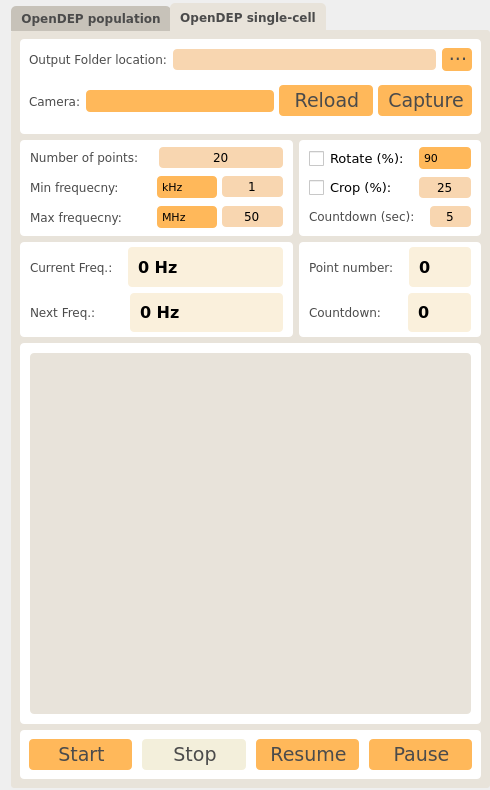
First picture: the form in ui/live_capture.ui, repository IoanTivig/OpenDEP_Compute, before the edit.
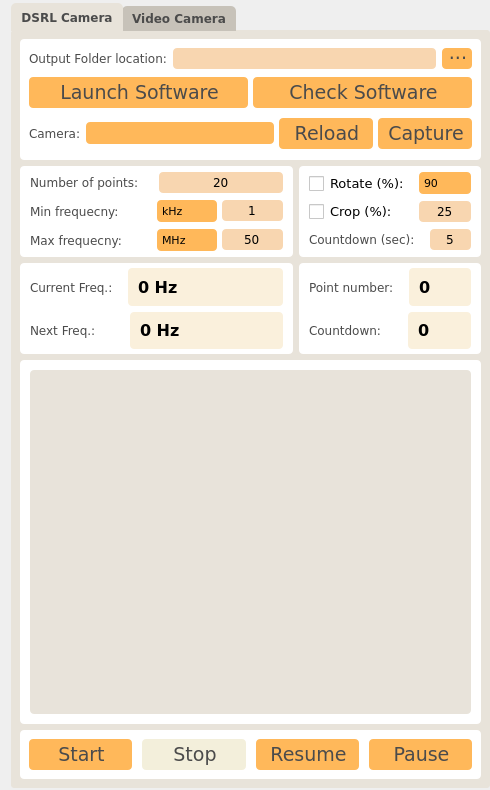
Second picture: the form after the edit. Icons and pictures are not drawn. Custom widgets are drawn as their Qt base class.

Commit message: OpenDEP v1.4.1 Worked on image aquisition module. Enjoy!

Diff of the .ui file:
```diff
--- a/ui/live_capture.ui
+++ b/ui/live_capture.ui
@@ -37,6 +37,9 @@
    </property>
    <item>
     <widget class="QTabWidget" name="qtvar_convertImages_convertTabs">
+     <property name="enabled">
+      <bool>true</bool>
+     </property>
      <property name="font">
       <font>
        <family>Verdana</family>
@@ -146,25 +149,9 @@
      <property name="currentIndex">
       <number>1</number>
      </property>
-     <widget class="QWidget" name="OpenDEPpopulation_tab">
-      <attribute name="title">
-       <string>OpenDEP population</string>
-      </attribute>
-      <layout class="QVBoxLayout" name="verticalLayout_17" stretch="0">
-       <item>
-        <widget class="QFrame" name="verticalFrame_3">
-         <property name="styleSheet">
-          <string notr="true">background-color: rgb(255, 255, 255);
-border-radius: 4px;</string>
-         </property>
-         <layout class="QVBoxLayout" name="verticalLayout_14"/>
-        </widget>
-       </item>
-      </layout>
-     </widget>
      <widget class="QWidget" name="OpenDEPsinglecell_tab">
       <attribute name="title">
-       <string>OpenDEP single-cell</string>
+       <string>DSRL Camera</string>
       </attribute>
       <layout class="QVBoxLayout" name="verticalLayout_6" stretch="2,2,2,8,1">
        <property name="spacing">
@@ -188,7 +175,7 @@
           <string notr="true">background-color: rgb(255, 255, 255);
 border-radius: 4px;</string>
          </property>
-         <layout class="QVBoxLayout" name="verticalLayout" stretch="1,1">
+         <layout class="QVBoxLayout" name="verticalLayout" stretch="1,0,1">
           <property name="sizeConstraint">
            <enum>QLayout::SetDefaultConstraint</enum>
           </property>
@@ -295,6 +282,93 @@
             </item>
            </layout>
           </item>
+          <item>
+           <widget class="QFrame" name="horizontalFrame_16">
+            <layout class="QHBoxLayout" name="horizontalLayout_27" stretch="1,1">
+             <property name="spacing">
+              <number>5</number>
+             </property>
+             <property name="leftMargin">
+              <number>0</number>
+             </property>
+             <property name="topMargin">
+              <number>2</number>
+             </property>
+             <property name="rightMargin">
+              <number>0</number>
+             </property>
+             <property name="bottomMargin">
+              <number>2</number>
+             </property>
+             <item>
+              <widget class="QPushButton" name="pyqt5_dynamic_odsc_button_launch_software">
+               <property name="minimumSize">
+                <size>
+                 <width>91</width>
+                 <height>31</height>
+                </size>
+               </property>
+               <property name="font">
+                <font>
+                 <family>Verdana</family>
+                 <pointsize>14</pointsize>
+                </font>
+               </property>
+               <property name="styleSheet">
+                <string notr="true">QPushButton {
+	border-radius: 4px;
+	background-color: rgb(255, 184, 90);
+	padding-left: 2px;
+	color: rgb(75, 75, 75);
+}
+QPushButton:hover{
+	background-color: rgb(248,214,176);	
+}
+QPushButton:pressed{
+	background-color: rgb(179, 197, 192);
+}</string>
+               </property>
+               <property name="text">
+                <string>Launch Software</string>
+               </property>
+              </widget>
+             </item>
+             <item>
+              <widget class="QPushButton" name="pyqt5_dynamic_odsc_button_check_software">
+               <property name="minimumSize">
+                <size>
+                 <width>91</width>
+                 <height>31</height>
+                </size>
+               </property>
+               <property name="font">
+                <font>
+                 <family>Verdana</family>
+                 <pointsize>14</pointsize>
+                </font>
+               </property>
+               <property name="styleSheet">
+                <string notr="true">QPushButton {
+	border-radius: 4px;
+	background-color: rgb(255, 184, 90);
+	padding-left: 2px;
+	color: rgb(75, 75, 75);
+}
+QPushButton:hover{
+	background-color: rgb(248,214,176);	
+}
+QPushButton:pressed{
+	background-color: rgb(179, 197, 192);
+}</string>
+               </property>
+               <property name="text">
+                <string>Check Software</string>
+               </property>
+              </widget>
+             </item>
+            </layout>
+           </widget>
+          </item>
           <item>
            <widget class="QFrame" name="horizontalFrame_15">
             <layout class="QHBoxLayout" name="horizontalLayout_26" stretch="0,2,1,1">
@@ -1737,6 +1811,40 @@
        </item>
       </layout>
      </widget>
+     <widget class="QWidget" name="OpenDEPpopulation_tab">
+      <attribute name="title">
+       <string>Video Camera</string>
+      </attribute>
+      <layout class="QVBoxLayout" name="verticalLayout_17" stretch="0">
+       <item>
+        <widget class="QFrame" name="verticalFrame_3">
+         <property name="styleSheet">
+          <string notr="true">background-color: rgb(255, 255, 255);
+border-radius: 4px;</string>
+         </property>
+         <layout class="QVBoxLayout" name="verticalLayout_14">
+          <item>
+           <widget class="QLabel" name="label">
+            <property name="font">
+             <font>
+              <pointsize>14</pointsize>
+              <weight>75</weight>
+              <bold>true</bold>
+             </font>
+            </property>
+            <property name="text">
+             <string>Under development</string>
+            </property>
+            <property name="alignment">
+             <set>Qt::AlignCenter</set>
+            </property>
+           </widget>
+          </item>
+         </layout>
+        </widget>
+       </item>
+      </layout>
+     </widget>
     </widget>
    </item>
   </layout>
```
Left out of the diff: 4 changed lines with no effect on the pictures. The commit also changes 3 other files.
